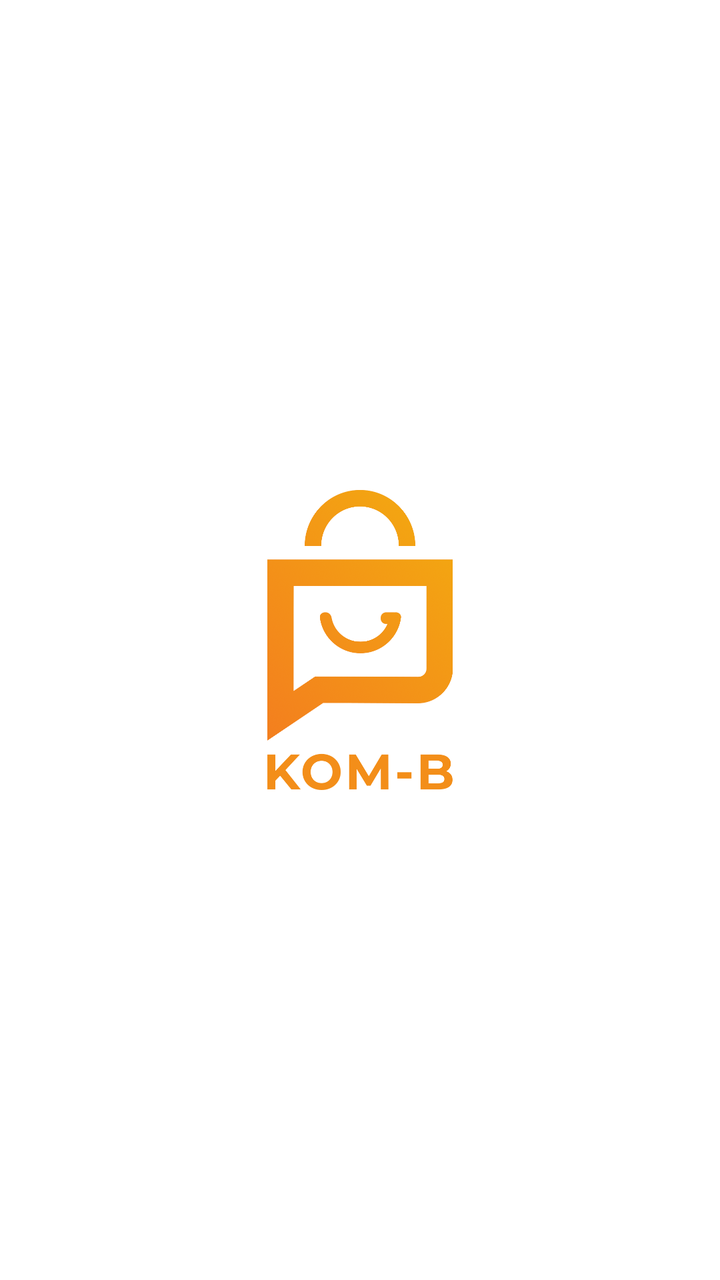
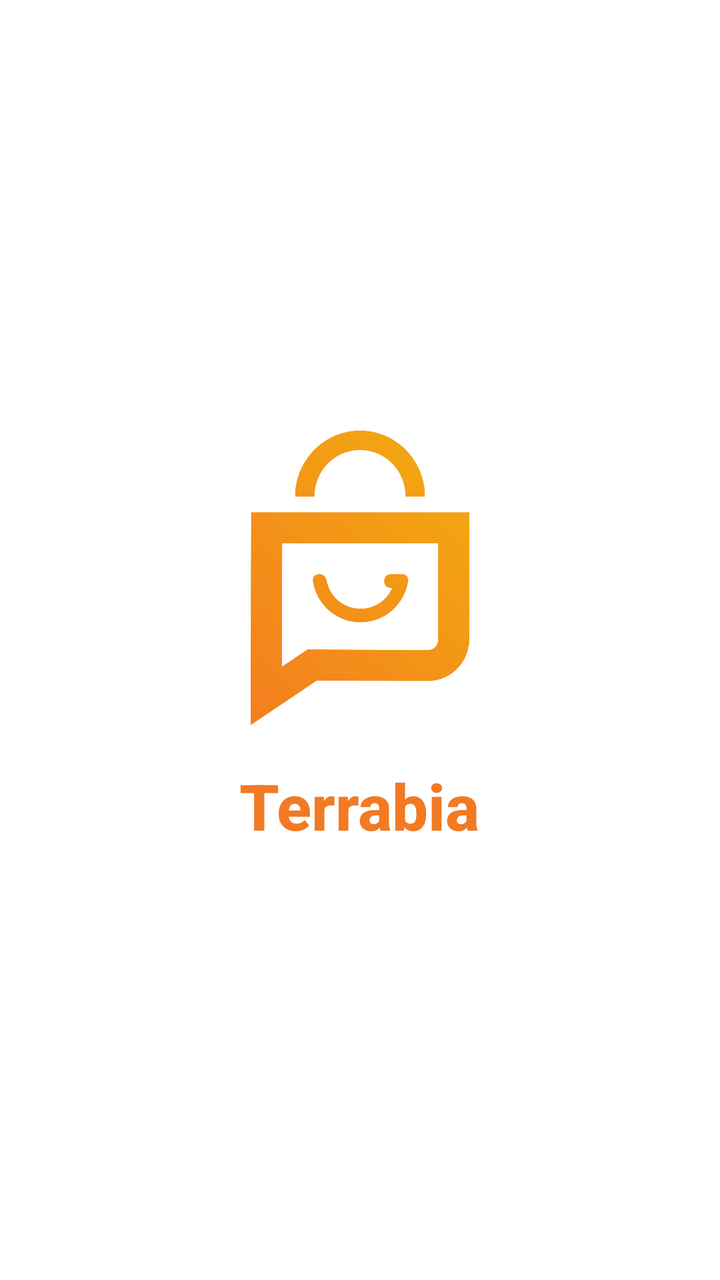

The first picture is an Android layout as it rendered before a commit; the second is the same layout after the commit. The layout source and the unified diff follow.
<!-- AndroidManifest.xml: application theme AppTheme -->
<!-- res/layout/launch_screen.xml -->
<?xml version="1.0" encoding="utf-8"?>
<RelativeLayout xmlns:android="http://schemas.android.com/apk/res/android"
    android:layout_width="match_parent"
    android:layout_height="match_parent"
    android:background="#ffffff"> 

    <ImageView
        android:layout_width="150dp"
        android:layout_height="150dp"
        android:layout_centerInParent="true"
        android:src="@drawable/logo" /> 
</RelativeLayout>
<!-- resources referenced by this layout -->
<resources>
  <!-- drawable logo: png bitmap (drawable, 119589 bytes) -->
  <style name="AppTheme" parent="Theme.AppCompat.DayNight.NoActionBar">
          
          <item name="android:editTextBackground">@drawable/rn_edit_text_material</item>
      </style>
  <!-- drawable rn_edit_text_material (drawable) -->
  <?xml version="1.0" encoding="utf-8"?>
  <inset xmlns:android="http://schemas.android.com/apk/res/android"
         android:insetLeft="@dimen/abc_edit_text_inset_horizontal_material"
         android:insetRight="@dimen/abc_edit_text_inset_horizontal_material"
         android:insetTop="@dimen/abc_edit_text_inset_top_material"
         android:insetBottom="@dimen/abc_edit_text_inset_bottom_material"
         >
  
      <selector>
          
          <item android:state_enabled="false" android:drawable="@drawable/abc_textfield_default_mtrl_alpha"/>
          <item android:drawable="@drawable/abc_textfield_activated_mtrl_alpha"/>
      </selector>
  
  </inset>
</resources>

<!-- the commit's change to res/layout/launch_screen.xml (unified diff, before → after) -->
@@ -4,9 +4,29 @@
     android:layout_height="match_parent"
     android:background="#ffffff"> 
 
-    <ImageView
-        android:layout_width="150dp"
-        android:layout_height="150dp"
+    <LinearLayout
+        android:layout_width="wrap_content"
+        android:layout_height="wrap_content"
         android:layout_centerInParent="true"
-        android:src="@drawable/logo" /> 
+        android:orientation="vertical"
+        android:gravity="center">
+
+        <ImageView
+            android:id="@+id/logo"
+            android:layout_width="150dp"
+            android:layout_height="150dp"
+            android:src="@drawable/logo" /> 
+
+        <TextView
+            android:layout_width="wrap_content"
+            android:layout_height="wrap_content"
+            android:text="Terrabia"
+            android:textSize="32sp"
+            android:textColor="#F27A22"
+            android:textStyle="bold"
+            android:layout_marginTop="16dp"
+            android:fontFamily="sans-serif-medium" />
+
+    </LinearLayout>
+
 </RelativeLayout>
<!-- resource entries referenced after the edit -->
@@ -1,6 +1,6 @@
 <!-- resources referenced by this layout -->
 <resources>
-  <!-- drawable logo: png bitmap (drawable, 119589 bytes) -->
+  <!-- drawable logo: png bitmap (drawable, 129010 bytes) -->
   <style name="AppTheme" parent="Theme.AppCompat.DayNight.NoActionBar">
           
           <item name="android:editTextBackground">@drawable/rn_edit_text_material</item>
